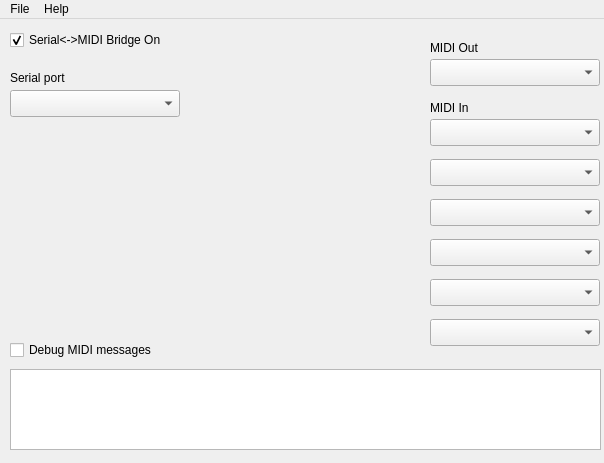
Before: the Qt Designer form src/ui/mainwindow.ui in tyan0/hairless-midiserial, drawn with Qt 5.
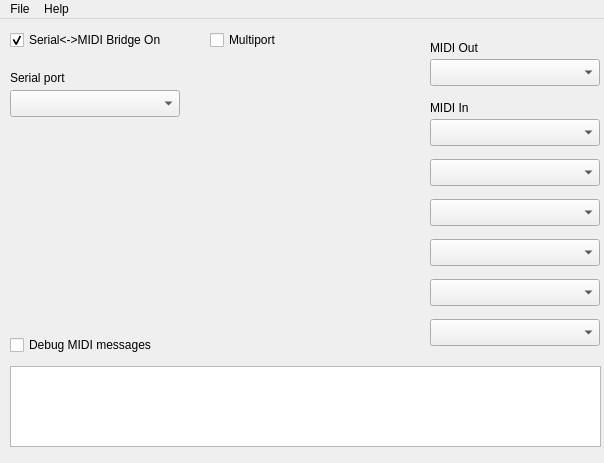
After: the same form once the commit is applied. Icons and pictures are not drawn. Custom widgets are drawn as their Qt base class.

Commit message: Add a function to switch the multiport mode on/off.

What changed in the file:
```diff
--- a/src/ui/mainwindow.ui
+++ b/src/ui/mainwindow.ui
@@ -24,7 +24,7 @@
     <property name="geometry">
      <rect>
       <x>10</x>
-      <y>350</y>
+      <y>347</y>
       <width>591</width>
       <height>81</height>
      </rect>
@@ -94,7 +94,7 @@
     <property name="geometry">
      <rect>
       <x>10</x>
-      <y>320</y>
+      <y>315</y>
       <width>201</width>
       <height>22</height>
      </rect>
@@ -349,6 +349,19 @@
      <pixmap resource="../../resources.qrc">:/images/images/led-off.png</pixmap>
     </property>
    </widget>
+   <widget class="QCheckBox" name="chk_multiport">
+    <property name="geometry">
+     <rect>
+      <x>210</x>
+      <y>10</y>
+      <width>101</width>
+      <height>22</height>
+     </rect>
+    </property>
+    <property name="text">
+     <string>Multiport</string>
+    </property>
+   </widget>
   </widget>
   <widget class="QMenuBar" name="menuBar">
    <property name="geometry">
```
Left out of the diff: 1 changed line with no effect on the pictures. The commit also changes 5 other files.
